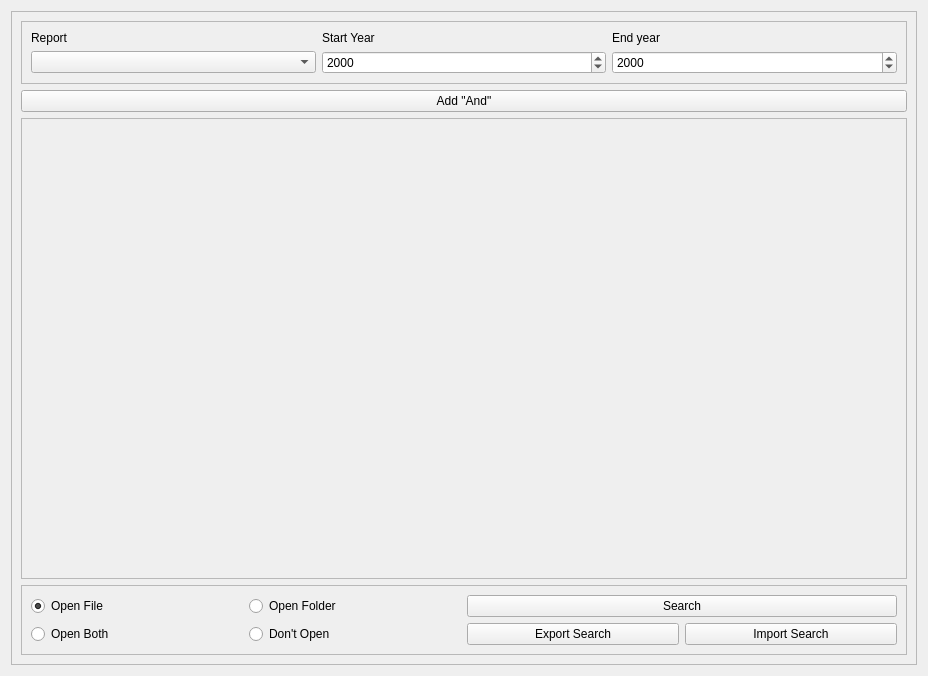
Above: ui/SearchTab.ui from CS-4820-Library-Project/COUNTER-5-Report-Tool-2020-5.0 before the change. Below: the same form after it.
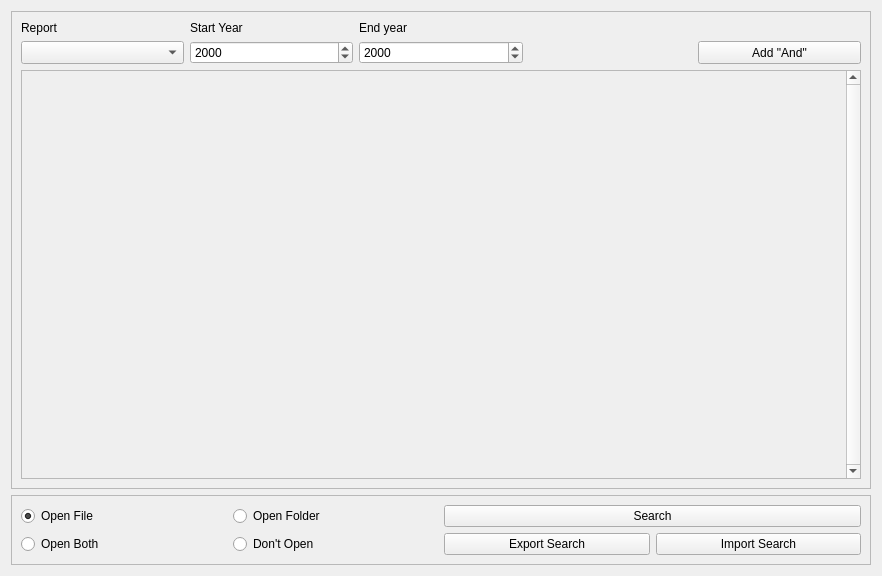
That is the form after the change. Icons and pictures are not drawn.

Commit message: cleaned up Search UI (moved add and button, removed unnecessary frame borders

```diff
--- a/ui/SearchTab.ui
+++ b/ui/SearchTab.ui
@@ -6,15 +6,15 @@
    <rect>
     <x>0</x>
     <y>0</y>
-    <width>928</width>
-    <height>676</height>
+    <width>882</width>
+    <height>576</height>
    </rect>
   </property>
   <property name="windowTitle">
    <string>Search</string>
   </property>
   <property name="windowIcon">
-   <iconset>
+   <iconset resource="../Resources.qrc">
     <normaloff>:/ui/resources/tab_icons/search_icon.png</normaloff>:/ui/resources/tab_icons/search_icon.png</iconset>
   </property>
   <layout class="QVBoxLayout" name="verticalLayout">
@@ -26,32 +26,7 @@
      <property name="frameShadow">
       <enum>QFrame::Raised</enum>
      </property>
-     <layout class="QVBoxLayout" name="verticalLayout_10">
-      <item>
-       <widget class="QFrame" name="search_initial_parameters_frame">
-        <property name="sizePolicy">
-         <sizepolicy hsizetype="Expanding" vsizetype="Preferred">
-          <horstretch>0</horstretch>
-          <verstretch>0</verstretch>
-         </sizepolicy>
-        </property>
-        <property name="frameShape">
-         <enum>QFrame::StyledPanel</enum>
-        </property>
-        <property name="frameShadow">
-         <enum>QFrame::Raised</enum>
-        </property>
-        <layout class="QGridLayout" name="gridLayout">
-         <item row="0" column="1">
-          <widget class="QLabel" name="search_start_year_parameter_label">
-           <property name="text">
-            <string>Start Year</string>
-           </property>
-          </widget>
-         </item>
-         <item row="2" column="0">
-          <widget class="QComboBox" name="search_report_parameter_combobox"/>
-         </item>
+     <layout class="QGridLayout" name="gridLayout_2">
          <item row="0" column="0">
           <widget class="QLabel" name="search_report_parameter_label">
            <property name="text">
@@ -59,48 +34,25 @@
            </property>
           </widget>
          </item>
-         <item row="0" column="2">
-          <widget class="QLabel" name="search_end_year_parameter_label">
-           <property name="text">
-            <string>End year</string>
-           </property>
-          </widget>
-         </item>
-         <item row="2" column="1">
+      <item row="1" column="1">
           <widget class="QDateEdit" name="search_start_year_parameter_dateedit">
            <property name="displayFormat">
             <string>yyyy</string>
            </property>
           </widget>
          </item>
-         <item row="2" column="2">
-          <widget class="QDateEdit" name="search_end_year_parameter_dateedit">
-           <property name="currentSection">
-            <enum>QDateTimeEdit::YearSection</enum>
-           </property>
-           <property name="displayFormat">
-            <string>yyyy</string>
-           </property>
-          </widget>
-         </item>
-        </layout>
-       </widget>
-      </item>
-      <item>
-       <widget class="QPushButton" name="search_add_and_button">
-        <property name="sizePolicy">
-         <sizepolicy hsizetype="Minimum" vsizetype="Minimum">
-          <horstretch>0</horstretch>
-          <verstretch>0</verstretch>
-         </sizepolicy>
-        </property>
+      <item row="0" column="1">
+       <widget class="QLabel" name="search_start_year_parameter_label">
         <property name="text">
-         <string>Add &quot;And&quot;</string>
+         <string>Start Year</string>
         </property>
        </widget>
       </item>
-      <item>
+      <item row="2" column="0" colspan="5">
        <widget class="QScrollArea" name="search_and_clause_parameters_scrollarea">
+        <property name="verticalScrollBarPolicy">
+         <enum>Qt::ScrollBarAlwaysOn</enum>
+        </property>
         <property name="widgetResizable">
          <bool>true</bool>
         </property>
@@ -109,7 +61,7 @@
           <rect>
            <x>0</x>
            <y>0</y>
-           <width>836</width>
+           <width>747</width>
            <height>174</height>
           </rect>
          </property>
@@ -123,6 +75,71 @@
         </widget>
        </widget>
       </item>
+      <item row="1" column="0">
+       <widget class="QComboBox" name="search_report_parameter_combobox">
+        <property name="sizePolicy">
+         <sizepolicy hsizetype="Preferred" vsizetype="Preferred">
+          <horstretch>0</horstretch>
+          <verstretch>0</verstretch>
+         </sizepolicy>
+        </property>
+       </widget>
+      </item>
+      <item row="0" column="2">
+       <widget class="QLabel" name="search_end_year_parameter_label">
+        <property name="text">
+         <string>End year</string>
+        </property>
+       </widget>
+      </item>
+      <item row="1" column="2">
+       <widget class="QDateEdit" name="search_end_year_parameter_dateedit">
+        <property name="sizePolicy">
+         <sizepolicy hsizetype="Preferred" vsizetype="Preferred">
+          <horstretch>0</horstretch>
+          <verstretch>0</verstretch>
+         </sizepolicy>
+        </property>
+        <property name="currentSection">
+         <enum>QDateTimeEdit::YearSection</enum>
+        </property>
+        <property name="displayFormat">
+         <string>yyyy</string>
+        </property>
+       </widget>
+      </item>
+      <item row="1" column="4">
+       <widget class="QPushButton" name="search_add_and_button">
+        <property name="sizePolicy">
+         <sizepolicy hsizetype="Preferred" vsizetype="Preferred">
+          <horstretch>0</horstretch>
+          <verstretch>0</verstretch>
+         </sizepolicy>
+        </property>
+        <property name="text">
+         <string>Add &quot;And&quot;</string>
+        </property>
+       </widget>
+      </item>
+      <item row="1" column="3">
+       <spacer name="horizontalSpacer">
+        <property name="orientation">
+         <enum>Qt::Horizontal</enum>
+        </property>
+        <property name="sizeType">
+         <enum>QSizePolicy::Preferred</enum>
+        </property>
+        <property name="sizeHint" stdset="0">
+         <size>
+          <width>0</width>
+          <height>0</height>
+         </size>
+        </property>
+       </spacer>
+      </item>
+     </layout>
+    </widget>
+   </item>
       <item>
        <widget class="QFrame" name="search_control_frame">
         <property name="frameShape">
@@ -134,6 +151,12 @@
         <layout class="QGridLayout" name="gridLayout_4">
          <item row="3" column="3">
           <widget class="QRadioButton" name="open_both_radioButton">
+        <property name="sizePolicy">
+         <sizepolicy hsizetype="Preferred" vsizetype="Preferred">
+          <horstretch>0</horstretch>
+          <verstretch>0</verstretch>
+         </sizepolicy>
+        </property>
            <property name="text">
             <string>Open Both</string>
            </property>
@@ -141,6 +164,12 @@
          </item>
          <item row="3" column="4">
           <widget class="QRadioButton" name="dont_open_radioButton">
+        <property name="sizePolicy">
+         <sizepolicy hsizetype="Preferred" vsizetype="Preferred">
+          <horstretch>0</horstretch>
+          <verstretch>0</verstretch>
+         </sizepolicy>
+        </property>
            <property name="text">
             <string>Don't Open</string>
            </property>
@@ -148,6 +177,12 @@
          </item>
          <item row="2" column="3">
           <widget class="QRadioButton" name="open_file_radioButton">
+        <property name="sizePolicy">
+         <sizepolicy hsizetype="Preferred" vsizetype="Preferred">
+          <horstretch>0</horstretch>
+          <verstretch>0</verstretch>
+         </sizepolicy>
+        </property>
            <property name="text">
             <string>Open File</string>
            </property>
@@ -158,6 +193,12 @@
          </item>
          <item row="2" column="4">
           <widget class="QRadioButton" name="open_folder_radioButton">
+        <property name="sizePolicy">
+         <sizepolicy hsizetype="Preferred" vsizetype="Preferred">
+          <horstretch>0</horstretch>
+          <verstretch>0</verstretch>
+         </sizepolicy>
+        </property>
            <property name="text">
             <string>Open Folder</string>
            </property>
@@ -165,6 +206,12 @@
          </item>
          <item row="3" column="6">
           <widget class="QPushButton" name="search_import_button">
+        <property name="sizePolicy">
+         <sizepolicy hsizetype="Preferred" vsizetype="Preferred">
+          <horstretch>0</horstretch>
+          <verstretch>0</verstretch>
+         </sizepolicy>
+        </property>
            <property name="text">
             <string>Import Search</string>
            </property>
@@ -172,6 +219,12 @@
          </item>
          <item row="3" column="5">
           <widget class="QPushButton" name="search_export_button">
+        <property name="sizePolicy">
+         <sizepolicy hsizetype="Preferred" vsizetype="Preferred">
+          <horstretch>0</horstretch>
+          <verstretch>0</verstretch>
+         </sizepolicy>
+        </property>
            <property name="text">
             <string>Export Search</string>
            </property>
@@ -180,7 +233,7 @@
          <item row="2" column="5" colspan="2">
           <widget class="QPushButton" name="search_button">
            <property name="sizePolicy">
-            <sizepolicy hsizetype="Minimum" vsizetype="Minimum">
+         <sizepolicy hsizetype="Preferred" vsizetype="Preferred">
              <horstretch>0</horstretch>
              <verstretch>0</verstretch>
             </sizepolicy>
@@ -188,9 +241,6 @@
            <property name="text">
             <string>Search</string>
            </property>
-          </widget>
-         </item>
-        </layout>
        </widget>
       </item>
      </layout>
```
Lines whose indentation alone changed are shown as unchanged. The commit also changes 5 other files.
